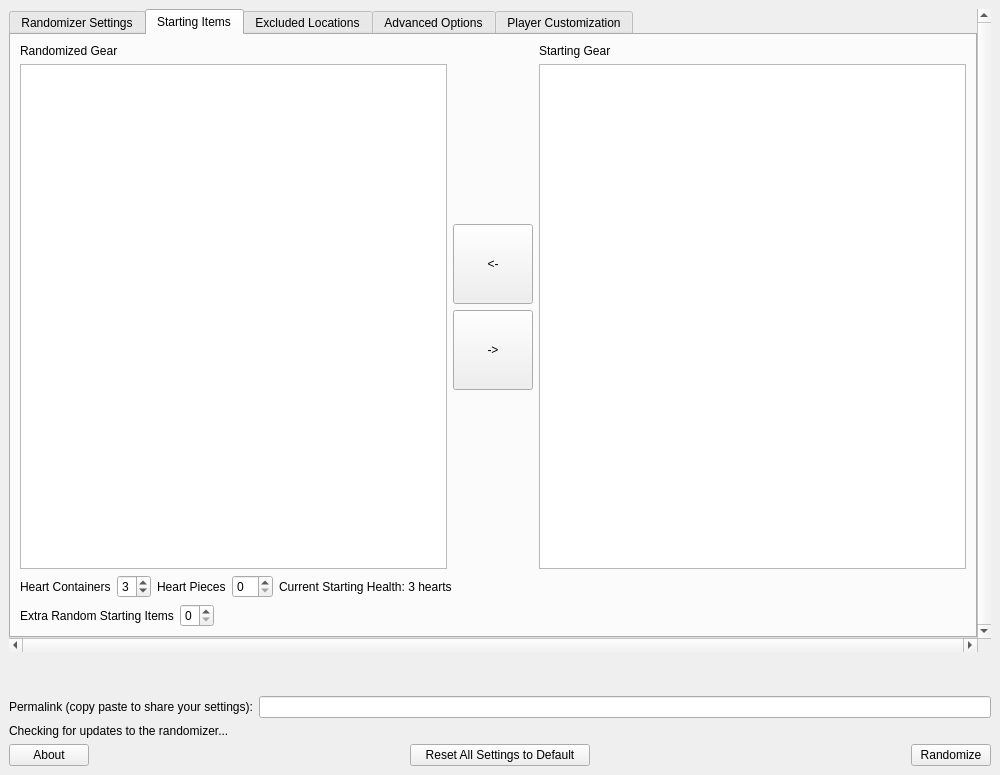
Qt form wwr_ui/randomizer_window.ui (tanjo3/wwrando) before a commit.
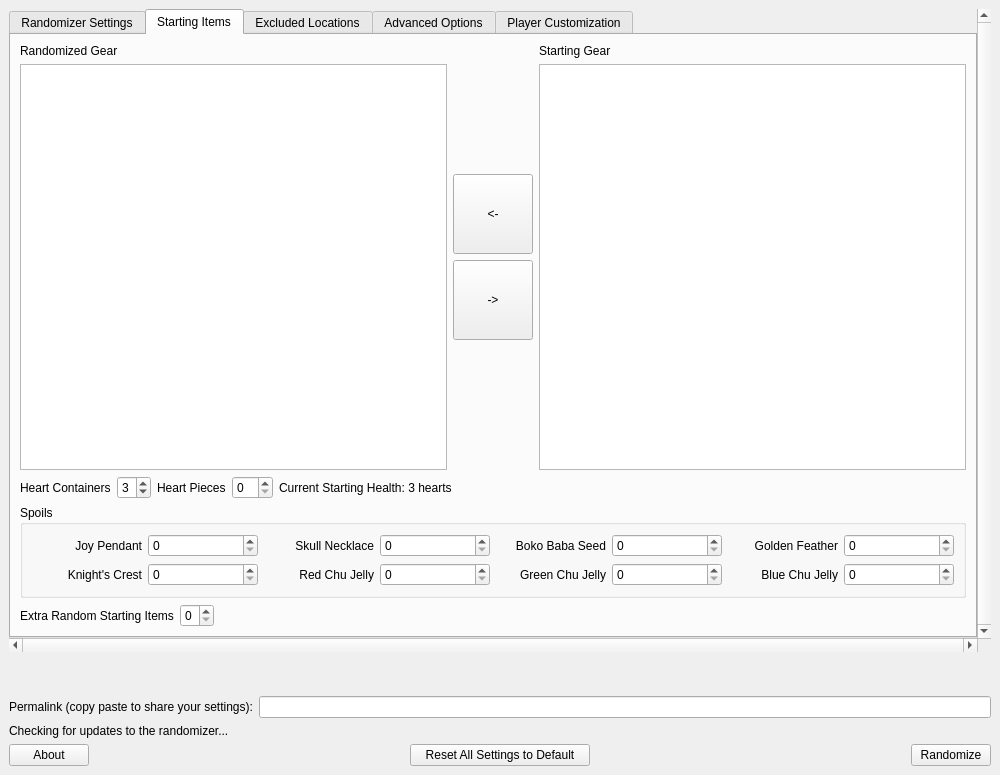
The same form after that commit. The open tabs and pages were chosen to show the change. Custom widgets are drawn as their Qt base class.

Commit message: New Feature: Add option to start with spoils

```diff
--- a/wwr_ui/randomizer_window.ui
+++ b/wwr_ui/randomizer_window.ui
@@ -820,6 +820,151 @@
               </item>
              </layout>
             </item>
+            <item>
+             <widget class="QGroupBox" name="groupBox_spoils">
+              <property name="title">
+               <string>Spoils</string>
+              </property>
+              <layout class="QGridLayout" name="gridLayout_5">
+               <item row="1" column="2">
+                <layout class="QHBoxLayout" name="horizontalLayout_red_chu_jelly">
+                 <item>
+                  <widget class="QLabel" name="label_for_starting_red_chu_jelly">
+                   <property name="text">
+                    <string>Red Chu Jelly</string>
+                   </property>
+                   <property name="alignment">
+                    <set>Qt::AlignRight|Qt::AlignTrailing|Qt::AlignVCenter</set>
+                   </property>
+                  </widget>
+                 </item>
+                 <item>
+                  <widget class="QSpinBox" name="starting_red_chu_jelly"/>
+                 </item>
+                </layout>
+               </item>
+               <item row="0" column="0">
+                <layout class="QHBoxLayout" name="horizontalLayout_joy_pendant">
+                 <item>
+                  <widget class="QLabel" name="label_for_starting_joy_pendant">
+                   <property name="text">
+                    <string>Joy Pendant</string>
+                   </property>
+                   <property name="alignment">
+                    <set>Qt::AlignRight|Qt::AlignTrailing|Qt::AlignVCenter</set>
+                   </property>
+                  </widget>
+                 </item>
+                 <item>
+                  <widget class="QSpinBox" name="starting_joy_pendant"/>
+                 </item>
+                </layout>
+               </item>
+               <item row="0" column="3">
+                <layout class="QHBoxLayout" name="horizontalLayout_boko_baba_seed">
+                 <item>
+                  <widget class="QLabel" name="label_for_starting_boko_baba_seed">
+                   <property name="text">
+                    <string>Boko Baba Seed</string>
+                   </property>
+                   <property name="alignment">
+                    <set>Qt::AlignRight|Qt::AlignTrailing|Qt::AlignVCenter</set>
+                   </property>
+                  </widget>
+                 </item>
+                 <item>
+                  <widget class="QSpinBox" name="starting_boko_baba_seed"/>
+                 </item>
+                </layout>
+               </item>
+               <item row="0" column="4">
+                <layout class="QHBoxLayout" name="horizontalLayout_golden_feather">
+                 <item>
+                  <widget class="QLabel" name="label_for_starting_golden_feather">
+                   <property name="text">
+                    <string>Golden Feather</string>
+                   </property>
+                   <property name="alignment">
+                    <set>Qt::AlignRight|Qt::AlignTrailing|Qt::AlignVCenter</set>
+                   </property>
+                  </widget>
+                 </item>
+                 <item>
+                  <widget class="QSpinBox" name="starting_golden_feather"/>
+                 </item>
+                </layout>
+               </item>
+               <item row="1" column="0">
+                <layout class="QHBoxLayout" name="horizontalLayout_knights_crest">
+                 <item>
+                  <widget class="QLabel" name="label_for_starting_knights_crest">
+                   <property name="text">
+                    <string>Knight's Crest</string>
+                   </property>
+                   <property name="alignment">
+                    <set>Qt::AlignRight|Qt::AlignTrailing|Qt::AlignVCenter</set>
+                   </property>
+                  </widget>
+                 </item>
+                 <item>
+                  <widget class="QSpinBox" name="starting_knights_crest"/>
+                 </item>
+                </layout>
+               </item>
+               <item row="0" column="2">
+                <layout class="QHBoxLayout" name="horizontalLayout_skull_necklace">
+                 <item>
+                  <widget class="QLabel" name="label_for_starting_skull_necklace">
+                   <property name="text">
+                    <string>Skull Necklace</string>
+                   </property>
+                   <property name="alignment">
+                    <set>Qt::AlignRight|Qt::AlignTrailing|Qt::AlignVCenter</set>
+                   </property>
+                  </widget>
+                 </item>
+                 <item>
+                  <widget class="QSpinBox" name="starting_skull_necklace"/>
+                 </item>
+                </layout>
+               </item>
+               <item row="1" column="4">
+                <layout class="QHBoxLayout" name="horizontalLayout_blue_chu_jelly">
+                 <item>
+                  <widget class="QLabel" name="label_for_starting_blue_chu_jelly">
+                   <property name="text">
+                    <string>Blue Chu Jelly</string>
+                   </property>
+                   <property name="alignment">
+                    <set>Qt::AlignRight|Qt::AlignTrailing|Qt::AlignVCenter</set>
+                   </property>
+                  </widget>
+                 </item>
+                 <item>
+                  <widget class="QSpinBox" name="starting_blue_chu_jelly"/>
+                 </item>
+                </layout>
+               </item>
+               <item row="1" column="3">
+                <layout class="QHBoxLayout" name="horizontalLayout_green_chu_jelly">
+                 <item>
+                  <widget class="QLabel" name="label_for_starting_green_chu_jelly">
+                   <property name="text">
+                    <string>Green Chu Jelly</string>
+                   </property>
+                   <property name="alignment">
+                    <set>Qt::AlignRight|Qt::AlignTrailing|Qt::AlignVCenter</set>
+                   </property>
+                  </widget>
+                 </item>
+                 <item>
+                  <widget class="QSpinBox" name="starting_green_chu_jelly"/>
+                 </item>
+                </layout>
+               </item>
+              </layout>
+             </widget>
+            </item>
             <item>
              <layout class="QHBoxLayout" name="horizontalLayout_random_starting_items">
               <item>
```
Left out of the diff: 46 changed lines with no effect on the pictures. The commit also changes 3 other files.
